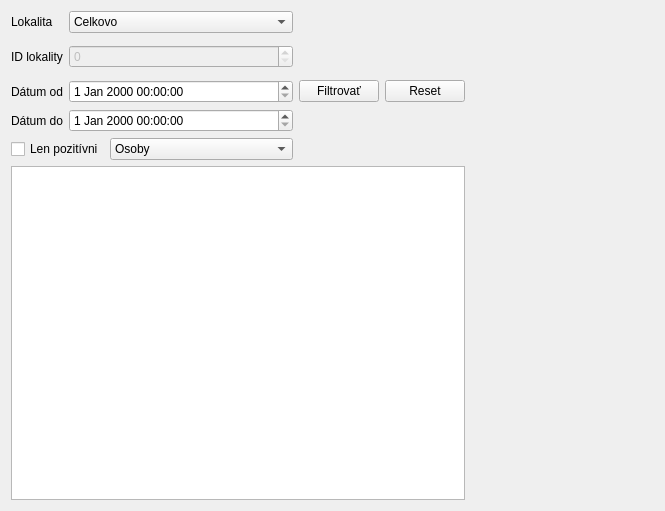
Before: the Qt Designer form QT_Semes/QT_locations_view.ui in archspaldo/AUS2-Semestralna1, drawn with Qt 5.
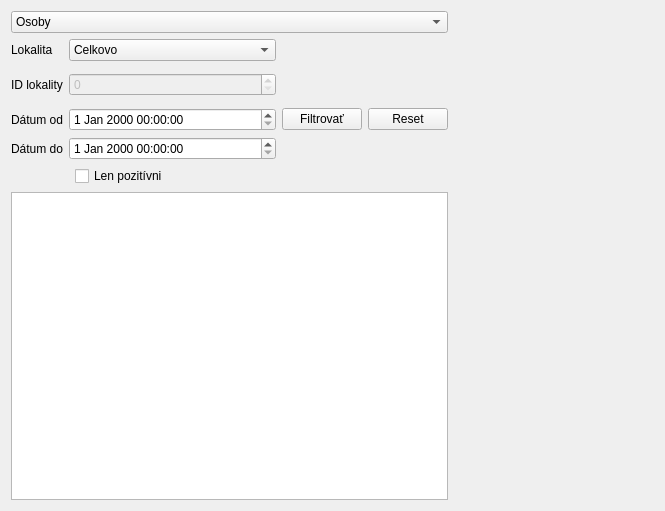
After: the same form once the commit is applied.

```diff
--- a/QT_Semes/QT_locations_view.ui
+++ b/QT_Semes/QT_locations_view.ui
@@ -14,74 +14,24 @@
    <string>Form</string>
   </property>
   <layout class="QGridLayout" name="gridLayout">
-   <item row="0" column="5" rowspan="8">
-    <widget class="QStackedWidget" name="stackedWidget">
-     <property name="sizePolicy">
-      <sizepolicy hsizetype="Expanding" vsizetype="Expanding">
-       <horstretch>0</horstretch>
-       <verstretch>0</verstretch>
-      </sizepolicy>
-     </property>
-     <property name="currentIndex">
-      <number>-1</number>
-     </property>
-    </widget>
-   </item>
-   <item row="0" column="0">
+   <item row="1" column="0">
     <widget class="QLabel" name="label">
      <property name="text">
       <string>Lokalita</string>
      </property>
     </widget>
    </item>
-   <item row="2" column="0">
-    <widget class="QLabel" name="label_2">
-     <property name="text">
-      <string>ID lokality</string>
-     </property>
-    </widget>
+   <item row="8" column="0" colspan="5">
+    <widget class="QListView" name="listView_2"/>
    </item>
-   <item row="6" column="2">
-    <widget class="QComboBox" name="comboBox_2">
-     <property name="sizePolicy">
-      <sizepolicy hsizetype="Expanding" vsizetype="Fixed">
-       <horstretch>0</horstretch>
-       <verstretch>0</verstretch>
-      </sizepolicy>
-     </property>
-     <item>
-      <property name="text">
-       <string>Osoby</string>
-      </property>
-     </item>
-     <item>
-      <property name="text">
-       <string>Testy</string>
-      </property>
-     </item>
-    </widget>
-   </item>
-   <item row="5" column="1" colspan="2">
-    <widget class="QDateTimeEdit" name="dateTimeEdit_2"/>
-   </item>
-   <item row="4" column="1" colspan="2">
-    <widget class="QDateTimeEdit" name="dateTimeEdit"/>
-   </item>
-   <item row="2" column="1" colspan="2">
-    <widget class="QSpinBox" name="spinBox">
-     <property name="enabled">
-      <bool>false</bool>
-     </property>
-     <property name="sizePolicy">
-      <sizepolicy hsizetype="Expanding" vsizetype="Fixed">
-       <horstretch>0</horstretch>
-       <verstretch>0</verstretch>
-      </sizepolicy>
-     </property>
-    </widget>
-   </item>
-   <item row="0" column="1" colspan="2">
+   <item row="1" column="1" colspan="2">
     <widget class="QComboBox" name="comboBox">
+     <property name="sizePolicy">
+      <sizepolicy hsizetype="Expanding" vsizetype="Fixed">
+       <horstretch>0</horstretch>
+       <verstretch>0</verstretch>
+      </sizepolicy>
+     </property>
      <property name="currentIndex">
       <number>3</number>
      </property>
@@ -107,50 +57,125 @@
      </item>
     </widget>
    </item>
-   <item row="4" column="0">
-    <widget class="QLabel" name="label_3">
-     <property name="text">
-      <string>Dátum od</string>
-     </property>
-    </widget>
-   </item>
-   <item row="5" column="0">
-    <widget class="QLabel" name="label_4">
-     <property name="text">
-      <string>Dátum do</string>
-     </property>
-    </widget>
-   </item>
-   <item row="7" column="0" colspan="5">
-    <widget class="QListView" name="listView_2"/>
-   </item>
-   <item row="6" column="0" colspan="2">
-    <widget class="QCheckBox" name="checkBox">
+   <item row="5" column="1" colspan="2">
+    <widget class="QDateTimeEdit" name="dateTimeEdit">
      <property name="sizePolicy">
       <sizepolicy hsizetype="Expanding" vsizetype="Fixed">
        <horstretch>0</horstretch>
        <verstretch>0</verstretch>
       </sizepolicy>
      </property>
-     <property name="text">
-      <string>Len pozitívni</string>
-     </property>
     </widget>
    </item>
-   <item row="4" column="3">
+   <item row="5" column="3">
     <widget class="QPushButton" name="pushButton">
      <property name="text">
       <string>Filtrovať</string>
      </property>
     </widget>
    </item>
-   <item row="4" column="4">
+   <item row="6" column="0">
+    <widget class="QLabel" name="label_4">
+     <property name="text">
+      <string>Dátum do</string>
+     </property>
+    </widget>
+   </item>
+   <item row="5" column="0">
+    <widget class="QLabel" name="label_3">
+     <property name="text">
+      <string>Dátum od</string>
+     </property>
+    </widget>
+   </item>
+   <item row="6" column="1" colspan="2">
+    <widget class="QDateTimeEdit" name="dateTimeEdit_2">
+     <property name="sizePolicy">
+      <sizepolicy hsizetype="Expanding" vsizetype="Fixed">
+       <horstretch>0</horstretch>
+       <verstretch>0</verstretch>
+      </sizepolicy>
+     </property>
+    </widget>
+   </item>
+   <item row="5" column="4">
     <widget class="QPushButton" name="pushButton_3">
      <property name="text">
       <string>Reset</string>
      </property>
     </widget>
    </item>
+   <item row="3" column="0">
+    <widget class="QLabel" name="label_2">
+     <property name="text">
+      <string>ID lokality</string>
+     </property>
+    </widget>
+   </item>
+   <item row="3" column="1" colspan="2">
+    <widget class="QSpinBox" name="spinBox">
+     <property name="enabled">
+      <bool>false</bool>
+     </property>
+     <property name="sizePolicy">
+      <sizepolicy hsizetype="Expanding" vsizetype="Fixed">
+       <horstretch>0</horstretch>
+       <verstretch>0</verstretch>
+      </sizepolicy>
+     </property>
+    </widget>
+   </item>
+   <item row="0" column="0" colspan="5">
+    <widget class="QComboBox" name="comboBox_2">
+     <property name="sizePolicy">
+      <sizepolicy hsizetype="Expanding" vsizetype="Fixed">
+       <horstretch>0</horstretch>
+       <verstretch>0</verstretch>
+      </sizepolicy>
+     </property>
+     <item>
+      <property name="text">
+       <string>Osoby</string>
+      </property>
+     </item>
+     <item>
+      <property name="text">
+       <string>Testy</string>
+      </property>
+     </item>
+     <item>
+      <property name="text">
+       <string>Sumarizácia</string>
+      </property>
+     </item>
+    </widget>
+   </item>
+   <item row="7" column="2">
+    <widget class="QCheckBox" name="checkBox">
+     <property name="sizePolicy">
+      <sizepolicy hsizetype="Expanding" vsizetype="Fixed">
+       <horstretch>0</horstretch>
+       <verstretch>0</verstretch>
+      </sizepolicy>
+     </property>
+     <property name="text">
+      <string>Len pozitívni</string>
+     </property>
+    </widget>
+   </item>
+   <item row="0" column="5" rowspan="9">
+    <widget class="QStackedWidget" name="stackedWidget">
+     <property name="sizePolicy">
+      <sizepolicy hsizetype="Expanding" vsizetype="Expanding">
+       <horstretch>0</horstretch>
+       <verstretch>0</verstretch>
+      </sizepolicy>
+     </property>
+     <property name="currentIndex">
+      <number>-1</number>
+     </property>
+    </widget>
+   </item>
   </layout>
  </widget>
  <resources/>
```
